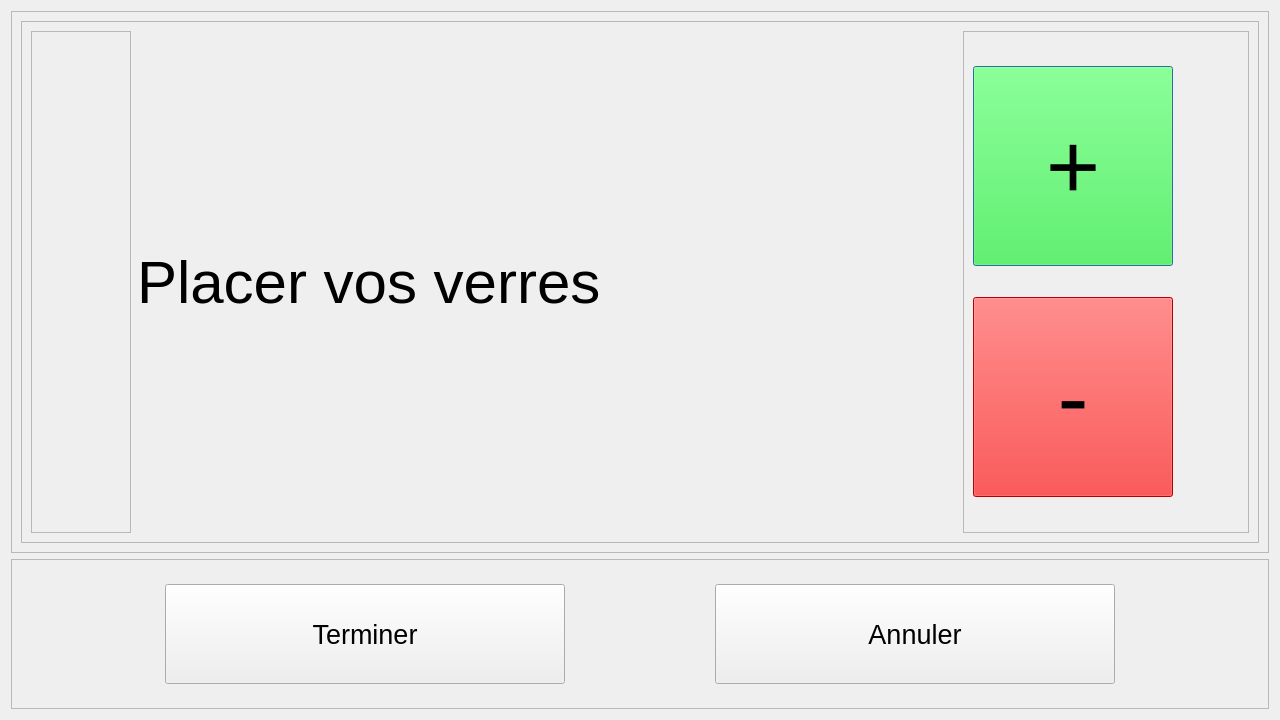
Old version of the form Logiciel/pi_controller/HMI2/commander.ui in the repository emilerenaud/BartendUS-GROS4.
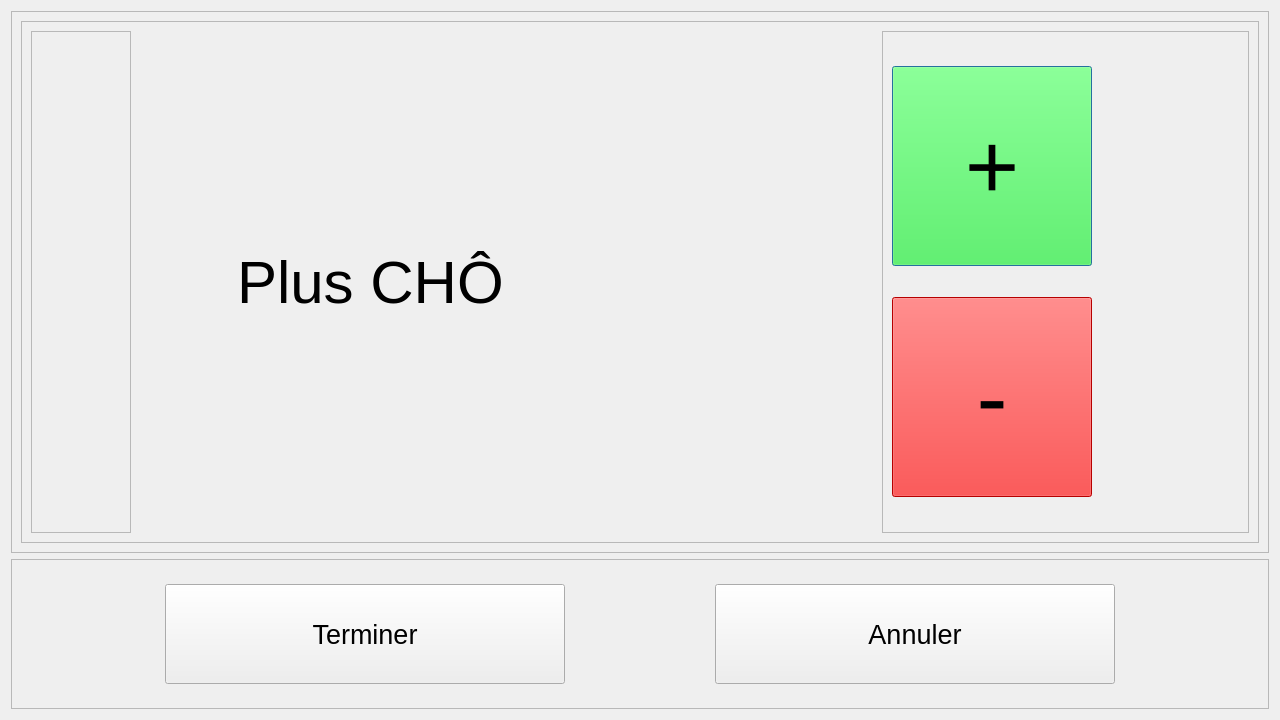
New version of the form.

```diff
--- a/Logiciel/pi_controller/HMI2/commander.ui
+++ b/Logiciel/pi_controller/HMI2/commander.ui
@@ -68,7 +68,7 @@
             </font>
            </property>
            <property name="text">
-            <string>Placer vos verres</string>
+            <string>Plus CHÔ</string>
            </property>
           </widget>
          </item>
```
